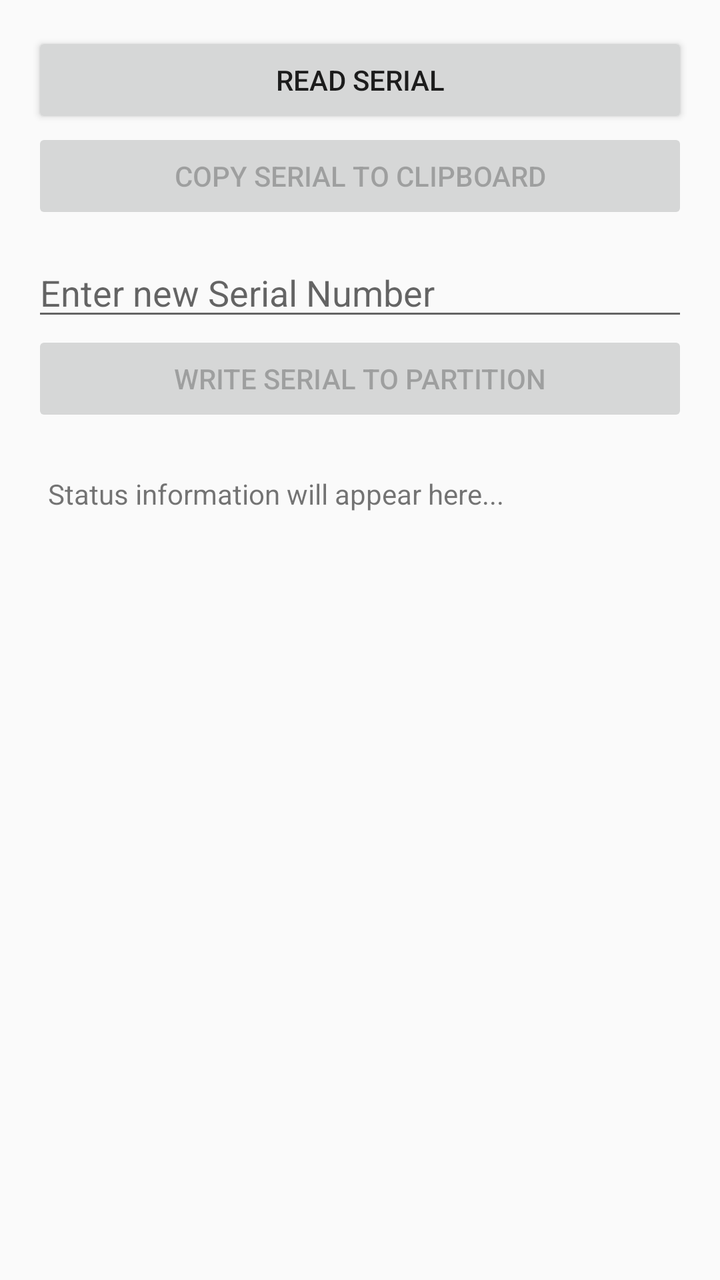
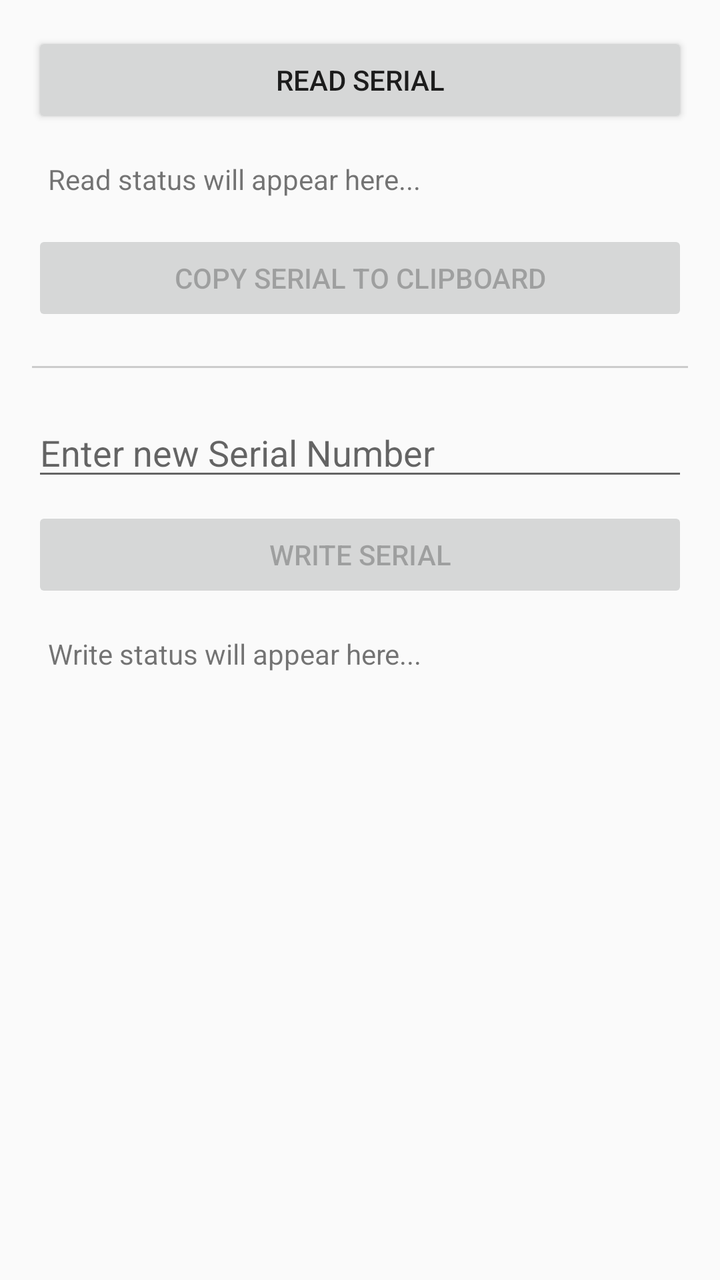

An Android layout rendered at two revisions. The XML below is the earlier revision; the diff shows what the commit changed to produce the second picture.
<!-- AndroidManifest.xml: application theme Theme.AppCompat.Light -->
<!-- res/layout/activity_main.xml -->
<?xml version="1.0" encoding="utf-8"?>
<ScrollView xmlns:android="http://schemas.android.com/apk/res/android"
    android:layout_width="match_parent"
    android:layout_height="match_parent"
    android:padding="16dp">

    <LinearLayout
        android:layout_width="match_parent"
        android:layout_height="wrap_content"
        android:orientation="vertical">

        <Button
            android:id="@+id/btnRead"
            android:layout_width="match_parent"
            android:layout_height="wrap_content"
            android:text="READ Serial" />

        <Button
            android:id="@+id/btnCopy"
            android:layout_width="match_parent"
            android:layout_height="wrap_content"
            android:enabled="false"
            android:text="Copy Serial to Clipboard" />

        <EditText
            android:id="@+id/etSerialInput"
            android:layout_width="match_parent"
            android:layout_height="wrap_content"
            android:layout_marginTop="12dp"
            android:hint="Enter new Serial Number"
            android:inputType="textNoSuggestions"
            android:maxLength="20" />

        <Button
            android:id="@+id/btnWrite"
            android:layout_width="match_parent"
            android:layout_height="wrap_content"
            android:enabled="false"
            android:text="WRITE Serial to Partition" />

        <TextView
            android:id="@+id/tvOutput"
            android:layout_width="match_parent"
            android:layout_height="wrap_content"
            android:layout_marginTop="16dp"
            android:padding="8dp"
            android:text="Status information will appear here..."
            android:textSize="14sp" />

    </LinearLayout>
</ScrollView>
<!-- resources referenced by this layout -->
<resources>

</resources>

<!-- the commit's change to res/layout/activity_main.xml (unified diff, before → after) -->
@@ -9,11 +9,22 @@
         android:layout_height="wrap_content"
         android:orientation="vertical">
 
+        
         <Button
             android:id="@+id/btnRead"
             android:layout_width="match_parent"
             android:layout_height="wrap_content"
             android:text="READ Serial" />
+
+        <TextView
+            android:id="@+id/tvReadStatus"
+            android:layout_width="match_parent"
+            android:layout_height="wrap_content"
+            android:layout_marginTop="8dp"
+            android:layout_marginBottom="8dp"
+            android:padding="8dp"
+            android:text="Read status will appear here..."
+            android:textSize="14sp" />
 
         <Button
             android:id="@+id/btnCopy"
@@ -22,11 +33,19 @@
             android:enabled="false"
             android:text="Copy Serial to Clipboard" />
 
+        
+        <View
+            android:layout_width="match_parent"
+            android:layout_height="1dp"
+            android:layout_marginTop="20dp"
+            android:layout_marginBottom="20dp"
+            android:background="#CCCCCC" />
+
+        
         <EditText
             android:id="@+id/etSerialInput"
             android:layout_width="match_parent"
             android:layout_height="wrap_content"
-            android:layout_marginTop="12dp"
             android:hint="Enter new Serial Number"
             android:inputType="textNoSuggestions"
             android:maxLength="20" />
@@ -35,16 +54,17 @@
             android:id="@+id/btnWrite"
             android:layout_width="match_parent"
             android:layout_height="wrap_content"
+            android:layout_marginTop="8dp"
             android:enabled="false"
-            android:text="WRITE Serial to Partition" />
+            android:text="WRITE Serial" />
 
         <TextView
-            android:id="@+id/tvOutput"
+            android:id="@+id/tvWriteStatus"
             android:layout_width="match_parent"
             android:layout_height="wrap_content"
-            android:layout_marginTop="16dp"
+            android:layout_marginTop="8dp"
             android:padding="8dp"
-            android:text="Status information will appear here..."
+            android:text="Write status will appear here..."
             android:textSize="14sp" />
 
     </LinearLayout>
